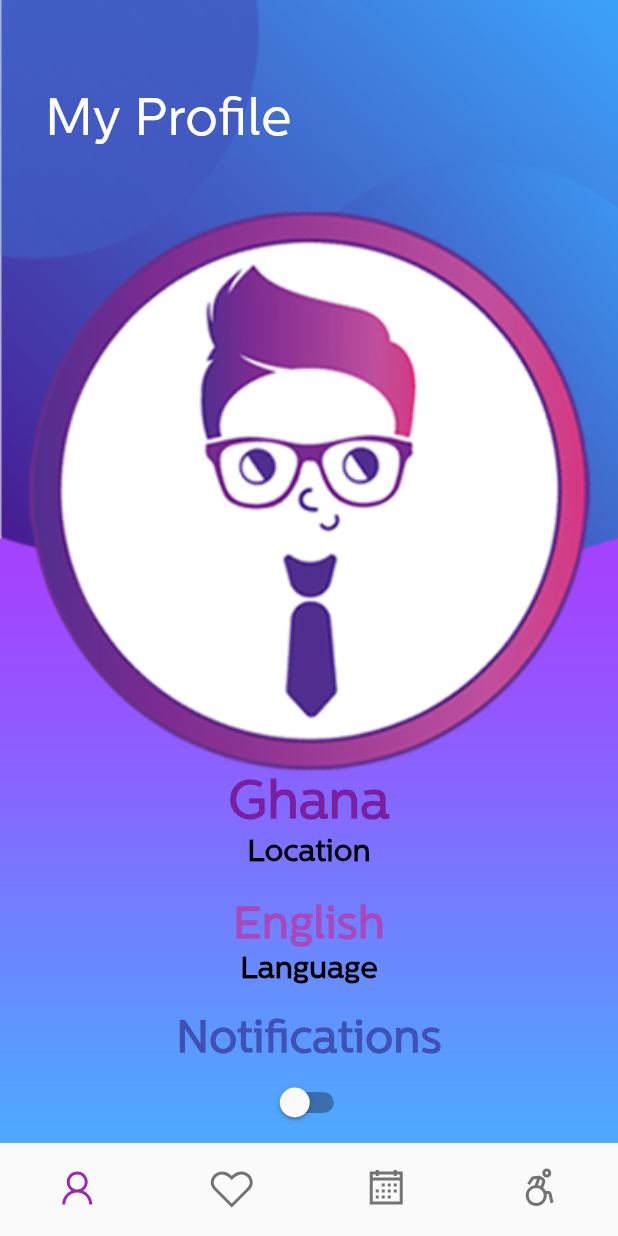
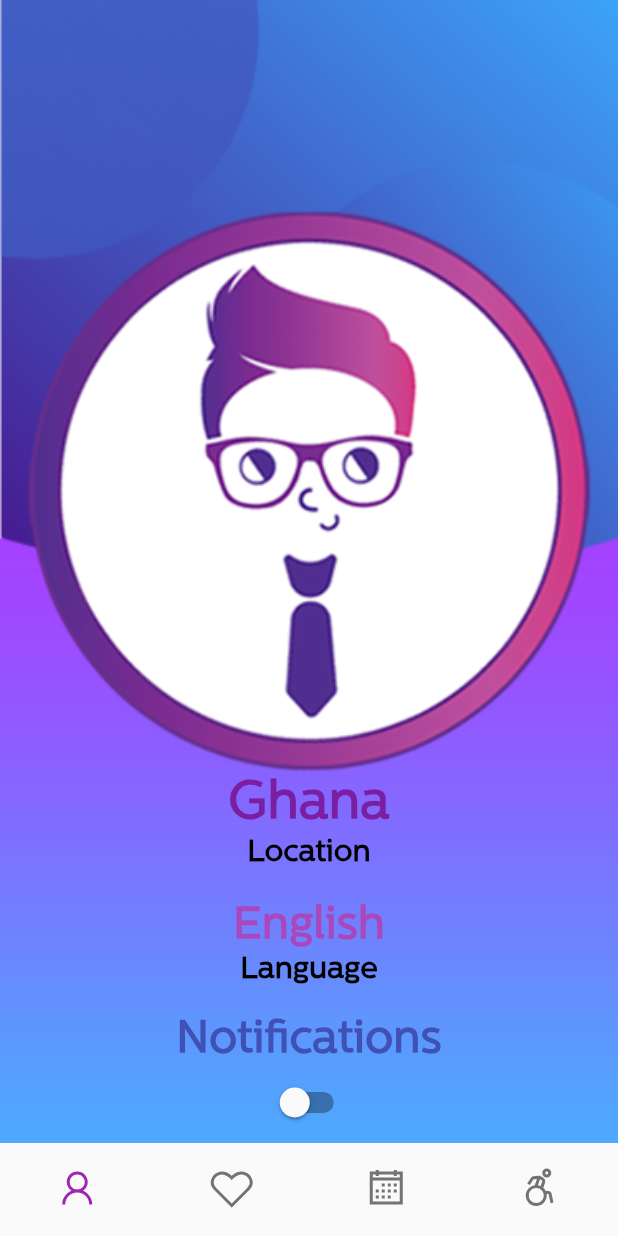
Before and after one commit to AdityaUI/charity_app, a Flutter app: the HomePage screen opened directly, on a phone screen of 412 x 824 dp. Run offline on Flutter 3.47's test engine with Material 2 defaults, Android fonts, the phone set to English and light mode, and no system bars; our stand-ins replace line_awesome_icons, shared_preferences, table_calendar, webview_flutter; accounts and stored records are empty.

Commit message:
Fixed some basic UI code

```diff
--- a/lib/HomePage.dart
+++ /dev/null
@@ -1,68 +0,0 @@
-import 'package:charity_app/views/profile_page.dart';
-import 'package:charity_app/views/events_page.dart';
-import 'package:flutter/material.dart';
-import 'package:line_awesome_icons/line_awesome_icons.dart';
-import 'package:charity_app/views/calendar_page.dart';
-import 'package:charity_app/views/selfscreen_page.dart';
-
-
-
-class HomePage extends StatefulWidget {
-  @override
-  _HomePageState createState() => _HomePageState();
-}
-
-class _HomePageState extends State<HomePage> {
-  int _currentIndex = 0;
-  List<Widget> _children = [
-
-    ProfilePage(),
-    EventPage(),
-    Calendar(),
-    SelfScreen(),
-    Container(),
-    Container(),
-    Container(),
-  ];
-
-  void onTabTapped(int index){
-    setState(() {
-      _currentIndex = index;
-    });
-  }
-  @override
-  Widget build(BuildContext context) {
-    return Scaffold(
-      bottomNavigationBar: BottomNavigationBar(
-        onTap: onTabTapped,
-        currentIndex: _currentIndex,
-        showSelectedLabels: false,
-        showUnselectedLabels: false,
-        type: BottomNavigationBarType.fixed,
-        selectedItemColor: Colors.purple,
-        elevation: 0,
-        iconSize: 32,
-
-        items: [
-          BottomNavigationBarItem(
-            icon: Icon(LineAwesomeIcons.user),
-            title: Text("Profile"),
-          ),
-          BottomNavigationBarItem(
-            icon: Icon(LineAwesomeIcons.heart_o),
-            title: Text("Events"),
-          ),
-          BottomNavigationBarItem(
-            icon: Icon(LineAwesomeIcons.calendar),
-            title: Text("Calender"),
-          ),
-          BottomNavigationBarItem(
-            icon: Icon(LineAwesomeIcons.wheelchair),
-            title: Text("Self Screening"),
-          ),
-        ],
-      ),
-      body: _children[_currentIndex],
-    );
-  }
-}
--- a/lib/main.dart
+++ b/lib/main.dart
@@ -1,5 +1,10 @@
 import 'package:flutter/material.dart';
-import 'views/login_page.dart';
+import 'package:charity_app/views/profile_page.dart';
+import 'package:charity_app/views/events_page.dart';
+import 'package:line_awesome_icons/line_awesome_icons.dart';
+import 'package:charity_app/views/calendar_page.dart';
+import 'package:charity_app/views/selfscreen_page.dart';
+
 
 void main() => runApp(MyApp());
 
@@ -8,7 +13,67 @@ class MyApp extends StatelessWidget {
   Widget build(BuildContext context) {
     return MaterialApp(
       debugShowCheckedModeBanner: false,
-      home: Login(),
+      home: HomePage(),
     );
   }
 }
+
+class HomePage extends StatefulWidget {
+  @override
+  _HomePageState createState() => _HomePageState();
+}
+
+class _HomePageState extends State<HomePage> {
+  int _currentIndex = 0;
+  List<Widget> _children = [
+
+    ProfilePage(),
+    EventPage(),
+    Calendar(),
+    SelfScreen(),
+    Container(),
+    Container(),
+    Container(),
+  ];
+
+  void onTabTapped(int index){
+    setState(() {
+      _currentIndex = index;
+    });
+  }
+  @override
+  Widget build(BuildContext context) {
+    return Scaffold(
+      bottomNavigationBar: BottomNavigationBar(
+        onTap: onTabTapped,
+        currentIndex: _currentIndex,
+        showSelectedLabels: false,
+        showUnselectedLabels: false,
+        type: BottomNavigationBarType.fixed,
+        selectedItemColor: Colors.purple,
+        elevation: 0,
+        iconSize: 32,
+
+        items: [
+          BottomNavigationBarItem(
+            icon: Icon(LineAwesomeIcons.user),
+            title: Text("Profile"),
+          ),
+          BottomNavigationBarItem(
+            icon: Icon(LineAwesomeIcons.heart_o),
+            title: Text("Events"),
+          ),
+          BottomNavigationBarItem(
+            icon: Icon(LineAwesomeIcons.calendar),
+            title: Text("Calender"),
+          ),
+          BottomNavigationBarItem(
+            icon: Icon(LineAwesomeIcons.wheelchair),
+            title: Text("Self Screening"),
+          ),
+        ],
+      ),
+      body: _children[_currentIndex],
+    );
+  }
+}
--- a/lib/views/profile_page.dart
+++ b/lib/views/profile_page.dart
@@ -2,7 +2,8 @@ import 'package:flutter/material.dart';
 
 class ProfilePage extends StatelessWidget {
   bool val = false;
-  onSwitchValuseChanged(bool newVal){  void setState(Null Function() param0) {
+  onSwitchValuseChanged(bool newVal){
+    void setState(Null Function() param0) {
     setState((){
       val = newVal;
     });
@@ -17,22 +18,6 @@ class ProfilePage extends StatelessWidget {
               image: AssetImage("assets/image2.png"),
               fit: BoxFit.contain,
               width: double.infinity,
-            ),
-            Positioned(
-              top: 60,
-              left: 30,
-              child: Column(
-                crossAxisAlignment: CrossAxisAlignment.start,
-                children: <Widget>[
-                  Text("My Profile",
-                      style: TextStyle(
-                        color: Colors.white,
-                        fontSize: 35,
-                        fontFamily: "CentraleSansRegular",
-                      )),
-
-                ],
-              ),
             ),
             Positioned(
                 top: 515,
```
Also changed, not shown: lib/views/events_page.dart (+1 -16 lines), lib/views/login_page.dart (deleted, +0 -176 lines), 2 other files.
